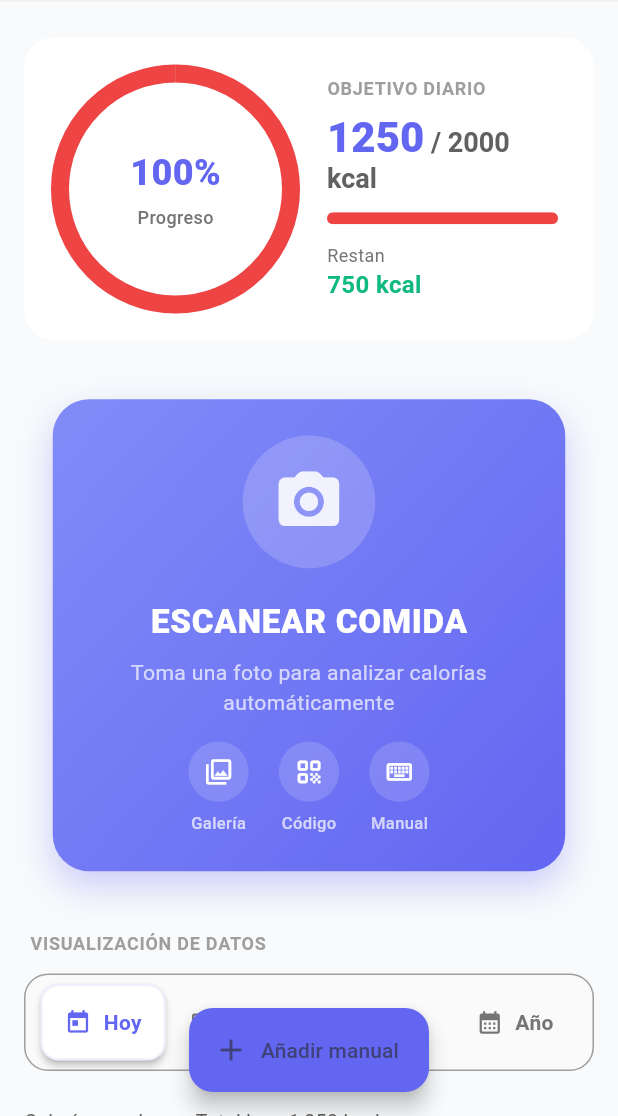
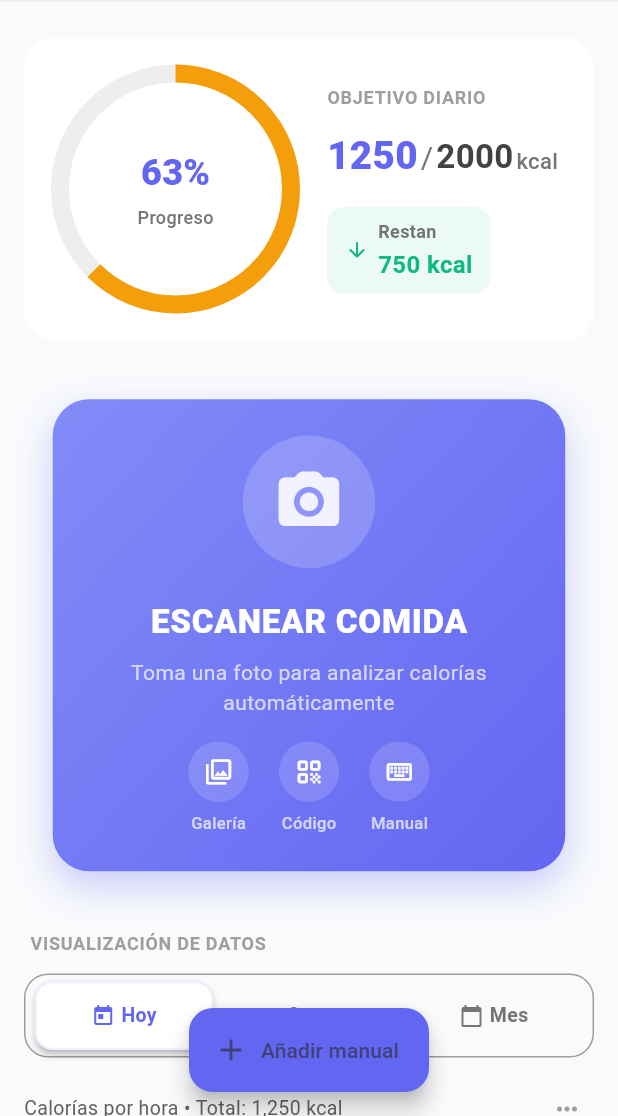
Before and after one commit to sergiosabater/myfoodtracker, a Flutter app: the screen it shows after launch, on a phone screen of 412 x 824 dp, the part 120-1236 px from its top. Run offline on Flutter 3.47's test engine with Material 3 defaults, Android fonts, the phone set to English and light mode, and no system bars; drawn by our look-alikes of shimmer; our stand-ins replace visibility_detector.

Commit message:
feat: refine UI components

```diff
--- a/lib/presentation/widgets/calorie_progress_card.dart
+++ b/lib/presentation/widgets/calorie_progress_card.dart
@@ -1,7 +1,8 @@
 import 'package:flutter/material.dart';
 import 'package:my_food_tracker/core/theme/app_theme.dart';
+import 'package:visibility_detector/visibility_detector.dart';
 
-class CalorieProgressCard extends StatelessWidget {
+class CalorieProgressCard extends StatefulWidget {
   final double consumed;
   final double goal;
 
@@ -12,30 +13,78 @@ class CalorieProgressCard extends StatelessWidget {
   });
 
   @override
+  State<CalorieProgressCard> createState() => _CalorieProgressCardState();
+}
+
+class _CalorieProgressCardState extends State<CalorieProgressCard>
+    with SingleTickerProviderStateMixin {
+  late AnimationController _animationController;
+  late Animation<double> _progressAnimation;
+  double _progress = 0.0;
+
+  @override
+  void initState() {
+    super.initState();
+    _progress = widget.goal > 0 ? widget.consumed / widget.goal : 0.0;
+
+    _animationController = AnimationController(
+      duration: const Duration(milliseconds: 1000),
+      vsync: this,
+    );
+
+    _progressAnimation = Tween<double>(
+      begin: 0.0,
+      end: _progress.clamp(0.0, 1.0),
+    ).animate(
+      CurvedAnimation(
+        parent: _animationController,
+        curve: Curves.easeOut,
+      ),
+    );
+
+    _animationController.forward();
+  }
+
+  @override
+  void dispose() {
+    _animationController.dispose();
+    super.dispose();
+  }
+
+  void _restartAnimation() {
+    if (_animationController.isCompleted) {
+      _animationController.reset();
+      _animationController.forward();
+    }
+  }
+
+  Color _getProgressColor(double progress) {
+    if (progress < 0.6) return AppTheme.secondary;
+    if (progress < 0.9) return AppTheme.accent;
+    return AppTheme.error;
+  }
+
+  @override
   Widget build(BuildContext context) {
-    const double progress = 1.0;
-    final double remaining = goal - consumed;
-    final Color ringColor = _getProgressColor(progress);
-
     return Card(
       child: Padding(
         padding: const EdgeInsets.all(24.0),
         child: Row(
           children: [
-            // 🔥 Mitad izquierda: Anillo de progreso
+            // Mitad izquierda: Anillo de progreso
             Expanded(
               flex: 1,
               child: Padding(
-                padding: const EdgeInsets.only(right: 12.0), // Separación interna
-                child: _buildProgressRing(progress, ringColor),
+                padding: const EdgeInsets.only(right: 12.0),
+                child: _buildProgressRing(),
               ),
             ),
-            // 🔥 Mitad derecha: Información detallada
+            // Mitad derecha: Información simplificada
             Expanded(
               flex: 1,
               child: Padding(
-                padding: const EdgeInsets.only(left: 12.0), // Separación interna
-                child: _buildProgressInfo(progress, remaining, context),
+                padding: const EdgeInsets.only(left: 12.0),
+                child: _buildProgressInfo(),
               ),
             ),
           ],
@@ -44,47 +93,50 @@ class CalorieProgressCard extends StatelessWidget {
     );
   }
 
-  Widget _buildProgressRing(double progress, Color color) {
-    // 🔥 Usamos AspectRatio para un círculo responsivo y cuadrado
-    return AspectRatio(
-      aspectRatio: 1, // Esto fuerza un cuadrado perfecto
+  Widget _buildProgressRing() {
+    const String ringKey = 'progress-ring';
+
+    return VisibilityDetector(
+      key: const Key(ringKey),
+      onVisibilityChanged: (VisibilityInfo info) {
+        if (info.visibleFraction > 0.5) {
+          _restartAnimation();
+        }
+      },
+      child: AspectRatio(
+        aspectRatio: 1,
         child: Container(
           alignment: Alignment.center,
-        child: Stack(
+          child: AnimatedBuilder(
+            animation: _progressAnimation,
+            builder: (context, child) {
+              return Stack(
                 alignment: Alignment.center,
                 children: [
-            // Anillo de fondo
                   SizedBox.expand(
                     child: CircularProgressIndicator(
                       value: 1.0,
-                strokeWidth: 12, // Reducido ligeramente para el nuevo tamaño
+                      strokeWidth: 12,
                       valueColor: AlwaysStoppedAnimation(Colors.grey[200]),
                     ),
                   ),
-            // Anillo de progreso animado
                   SizedBox.expand(
-              child: TweenAnimationBuilder<double>(
-                tween: Tween(begin: 0.0, end: progress.clamp(0.0, 1.0)),
-                duration: const Duration(milliseconds: 1000),
-                curve: Curves.easeOut,
-                builder: (context, value, child) {
-                  return CircularProgressIndicator(
-                    value: value,
+                    child: CircularProgressIndicator(
+                      value: _progressAnimation.value,
                       strokeWidth: 12,
-                    valueColor: AlwaysStoppedAnimation(color),
+                      valueColor: AlwaysStoppedAnimation(
+                        _getProgressColor(_progress),
+                      ),
                       backgroundColor: Colors.transparent,
-                  );
-                },
                     ),
                   ),
-            // Porcentaje centrado
                   Column(
                     mainAxisAlignment: MainAxisAlignment.center,
                     children: [
                       Text(
-                  '${(progress * 100).toStringAsFixed(0)}%',
+                        '${(_progress * 100).toStringAsFixed(0)}%',
                         style: const TextStyle(
-                    fontSize: 24, // Ajustado para el nuevo tamaño
+                          fontSize: 24,
                           fontWeight: FontWeight.w800,
                           color: AppTheme.primary,
                         ),
@@ -101,15 +153,18 @@ class CalorieProgressCard extends StatelessWidget {
                     ],
                   ),
                 ],
+              );
+            },
+          ),
         ),
       ),
     );
   }
 
-  Widget _buildProgressInfo(double progress, double remaining, BuildContext context) {
+  Widget _buildProgressInfo() {
     return Column(
+      mainAxisAlignment: MainAxisAlignment.center,
       crossAxisAlignment: CrossAxisAlignment.start,
-      mainAxisAlignment: MainAxisAlignment.center, // 🔥 Centra verticalmente el contenido
       children: [
         Text(
           'OBJETIVO DIARIO',
@@ -120,99 +175,101 @@ class CalorieProgressCard extends StatelessWidget {
             letterSpacing: 0.5,
           ),
         ),
-        const SizedBox(height: 8),
-        RichText(
-          text: TextSpan(
+        const SizedBox(height: 12),
+        // 🔥 SOLUCIÓN: FittedBox para evitar overflow
+        FittedBox(
+          fit: BoxFit.scaleDown,
+          alignment: Alignment.centerLeft,
+          child: Row(
+            crossAxisAlignment: CrossAxisAlignment.baseline,
+            textBaseline: TextBaseline.alphabetic,
             children: [
-              TextSpan(
-                text: '${consumed.toStringAsFixed(0)}',
+              Text(
+                '${widget.consumed.toStringAsFixed(0)}',
                 style: const TextStyle(
-                  fontSize: 28, // 🔥 Reducido para caber en el espacio reducido
+                  fontSize: 28, // Reducido de 34
                   fontWeight: FontWeight.w900,
                   color: AppTheme.primary,
                 ),
               ),
-              TextSpan(
-                text: ' / ${goal.toStringAsFixed(0)} kcal',
+              const SizedBox(width: 2),
+              Text(
+                '/',
                 style: TextStyle(
-                  fontSize: 18, // 🔥 Reducido para caber en el espacio reducido
-                  fontWeight: FontWeight.w600,
-                  color: Colors.grey[700],
+                  fontSize: 22, // Reducido de 24
+                  fontWeight: FontWeight.w400,
+                  color: Colors.grey[600],
+                ),
+              ),
+              const SizedBox(width: 2),
+              Text(
+                '${widget.goal.toStringAsFixed(0)}',
+                style: TextStyle(
+                  fontSize: 24, // Reducido de 28
+                  fontWeight: FontWeight.w700,
+                  color: Colors.grey[800],
+                ),
+              ),
+              const SizedBox(width: 2),
+              Text(
+                'kcal',
+                style: TextStyle(
+                  fontSize: 16, // Reducido de 18
+                  fontWeight: FontWeight.w500,
+                  color: Colors.grey[600],
                 ),
               ),
             ],
           ),
         ),
-        const SizedBox(height: 12),
-        // Barra de progreso horizontal
-        ClipRRect(
-          borderRadius: BorderRadius.circular(10),
-          child: LinearProgressIndicator(
-            value: progress,
-            minHeight: 8,
-            backgroundColor: Colors.grey[200],
-            valueColor: AlwaysStoppedAnimation(_getProgressColor(progress)),
+        const SizedBox(height: 16),
+        Container(
+          padding: const EdgeInsets.symmetric(horizontal: 12, vertical: 8),
+          decoration: BoxDecoration(
+            color: _progress >= 1.0
+                ? AppTheme.error.withOpacity(0.08)
+                : AppTheme.secondary.withOpacity(0.08),
+            borderRadius: BorderRadius.circular(12),
           ),
+          child: Row(
+            mainAxisSize: MainAxisSize.min,
+            children: [
+              Icon(
+                _progress >= 1.0
+                    ? Icons.warning_amber_rounded
+                    : Icons.arrow_downward_rounded,
+                size: 16,
+                color: _progress >= 1.0 ? AppTheme.error : AppTheme.secondary,
               ),
-        const SizedBox(height: 12),
-        Row(
-          mainAxisAlignment: MainAxisAlignment.spaceBetween,
-          children: [
+              const SizedBox(width: 6),
               Column(
                 crossAxisAlignment: CrossAxisAlignment.start,
                 children: [
                   Text(
-                  'Restan',
+                    _progress >= 1.0 ? 'Excedido' : 'Restan',
                     style: TextStyle(
                       fontSize: 12,
+                      fontWeight: FontWeight.w600,
                       color: Colors.grey[600],
                     ),
                   ),
+                  const SizedBox(height: 2),
                   Text(
-                  '${remaining.toStringAsFixed(0)} kcal',
-                  style: const TextStyle(
+                    '${(widget.goal - widget.consumed).abs().toStringAsFixed(0)} kcal',
+                    style: TextStyle(
                       fontSize: 16,
                       fontWeight: FontWeight.w700,
-                    color: AppTheme.secondary,
+                      color: _progress >= 1.0
+                          ? AppTheme.error
+                          : AppTheme.secondary,
                     ),
                   ),
                 ],
-            ),
-            if (progress > 1.0)
-              Container(
-                padding: const EdgeInsets.symmetric(horizontal: 12, vertical: 6),
-                decoration: BoxDecoration(
-                  color: AppTheme.error.withOpacity(0.1),
-                  borderRadius: BorderRadius.circular(20),
-                ),
-                child: const Row(
-                  children: [
-                    Icon(
-                      Icons.warning_amber_rounded,
-                      size: 14,
-                      color: AppTheme.error,
-                    ),
-                    SizedBox(width: 4),
-                    Text(
-                      'Excedido',
-                      style: TextStyle(
-                        fontSize: 12,
-                        fontWeight: FontWeight.w600,
-                        color: AppTheme.error,
-                      ),
               ),
             ],
           ),
         ),
       ],
-        ),
-      ],
     );
   }
-
-  Color _getProgressColor(double progress) {
-    if (progress < 0.6) return AppTheme.secondary;
-    if (progress < 0.9) return AppTheme.accent;
-    return AppTheme.error;
 }
-}
--- a/lib/presentation/widgets/chart_selector.dart
+++ b/lib/presentation/widgets/chart_selector.dart
@@ -14,12 +14,11 @@ class ChartSelector extends StatefulWidget {
 }
 
 class _ChartSelectorState extends State<ChartSelector> {
-  // Tipos de gráficas disponibles
+  // 🔥 Eliminada la opción 'Año' y ajustados los textos
   static const List<Map<String, dynamic>> chartTypes = [
     {'id': 'today', 'label': 'Hoy', 'icon': Icons.today},
     {'id': 'week', 'label': 'Semana', 'icon': Icons.calendar_view_week},
     {'id': 'month', 'label': 'Mes', 'icon': Icons.calendar_today},
-    {'id': 'year', 'label': 'Año', 'icon': Icons.calendar_month},
   ];
 
   String _selectedChart = 'today';
@@ -42,9 +41,9 @@ class _ChartSelectorState extends State<ChartSelector> {
           ),
         ),
         const SizedBox(height: 12),
-        // Selector de periodo con efecto "segmented control"
+        // Selector de periodo con ajustes para evitar overflow
         Container(
-          padding: const EdgeInsets.all(6),
+          padding: const EdgeInsets.all(4), // 🔥 Reducido de 6
           decoration: BoxDecoration(
             color: Colors.grey[50],
             borderRadius: BorderRadius.circular(16),
@@ -56,7 +55,7 @@ class _ChartSelectorState extends State<ChartSelector> {
 
               return Expanded(
                 child: Padding(
-                  padding: const EdgeInsets.symmetric(horizontal: 4.0),
+                  padding: const EdgeInsets.symmetric(horizontal: 2.0), // 🔥 Reducido de 4.0
                   child: Material(
                     color: isSelected ? AppTheme.surface : Colors.transparent,
                     borderRadius: BorderRadius.circular(12),
@@ -71,8 +70,8 @@ class _ChartSelectorState extends State<ChartSelector> {
                       },
                       child: Container(
                         padding: const EdgeInsets.symmetric(
-                          vertical: 14,
-                          horizontal: 8,
+                          vertical: 12, // 🔥 Reducido de 14
+                          horizontal: 6, // 🔥 Reducido de 8
                         ),
                         decoration: BoxDecoration(
                           borderRadius: BorderRadius.circular(12),
@@ -88,22 +87,26 @@ class _ChartSelectorState extends State<ChartSelector> {
                           children: [
                             Icon(
                               type['icon'],
-                              size: 18,
+                              size: 16, // 🔥 Reducido de 18
                               color: isSelected
                                   ? AppTheme.primary
                                   : Colors.grey[600],
                             ),
-                            const SizedBox(width: 8),
-                            Text(
+                            const SizedBox(width: 4), // 🔥 Reducido de 8
+                            // 🔥 FittedBox para evitar overflow del texto
+                            FittedBox(
+                              fit: BoxFit.scaleDown,
+                              child: Text(
                                 type['label'],
                                 style: TextStyle(
-                                fontSize: 14,
+                                  fontSize: 13, // 🔥 Reducido de 14
                                   fontWeight: isSelected
                                       ? FontWeight.w700
                                       : FontWeight.w600,
                                   color: isSelected
                                       ? AppTheme.primary
                                       : Colors.grey[600],
+                                ),
                               ),
                             ),
                           ],
@@ -124,12 +127,11 @@ class _ChartSelectorState extends State<ChartSelector> {
   }
 
   Widget _buildDataIndicator() {
-    // Textos informativos según el periodo seleccionado
+    // 🔥 Actualizado sin la opción 'year'
     final Map<String, String> infoTexts = {
-      'today': 'Calorías por hora • Total hoy: 1,250 kcal',
-      'week': 'Calorías por día • Promedio diario: 1,850 kcal',
-      'month': 'Total semanal • Tendencia mensual',
-      'year': 'Total mensual • Evolución anual',
+      'today': 'Calorías por hora • Total: 1,250 kcal',
+      'week': 'Cal/día • Promedio: 1,850 kcal',
+      'month': 'Total semanal • Tendencia',
     };
 
     return Row(
@@ -142,24 +144,22 @@ class _ChartSelectorState extends State<ChartSelector> {
               fontSize: 13,
               color: Colors.grey[700],
             ),
+            overflow: TextOverflow.ellipsis,
+            maxLines: 1,
           ),
         ),
-        // Botón para opciones adicionales (exportar, compartir, etc.)
         Material(
           color: Colors.transparent,
           borderRadius: BorderRadius.circular(8),
           child: InkWell(
             borderRadius: BorderRadius.circular(8),
-            onTap: () {
-              // TODO: Mostrar opciones adicionales
-              _showChartOptions();
-            },
-            child: Padding(
-              padding: const EdgeInsets.all(8.0),
+            onTap: _showChartOptions,
+            child: const Padding(
+              padding: EdgeInsets.all(8.0),
               child: Icon(
                 Icons.more_horiz_rounded,
                 size: 20,
-                color: Colors.grey[600],
+                color: Colors.grey,
               ),
             ),
           ),
--- a/pubspec.yaml
+++ b/pubspec.yaml
@@ -39,6 +39,7 @@ dependencies:
   # 🔧 Otras Utilidades
   uuid: ^3.0.7                           # Generar IDs únicos
   image_picker: ^1.2.1                   # Cámara/galería
+  visibility_detector: ^0.4.0+2          # Detectar visibilidad de widgets
 
 
 dev_dependencies:
```
Also changed, not shown: pubspec.lock. Lines whose indentation alone changed are shown as unchanged.
